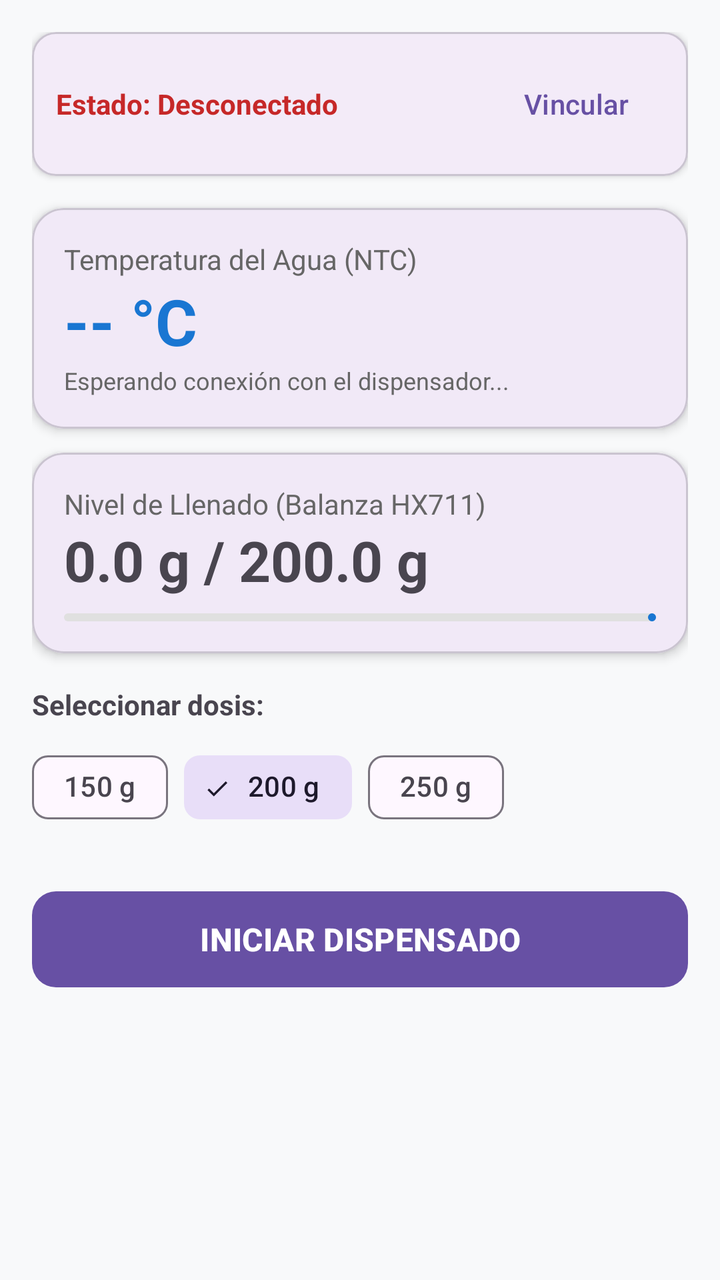
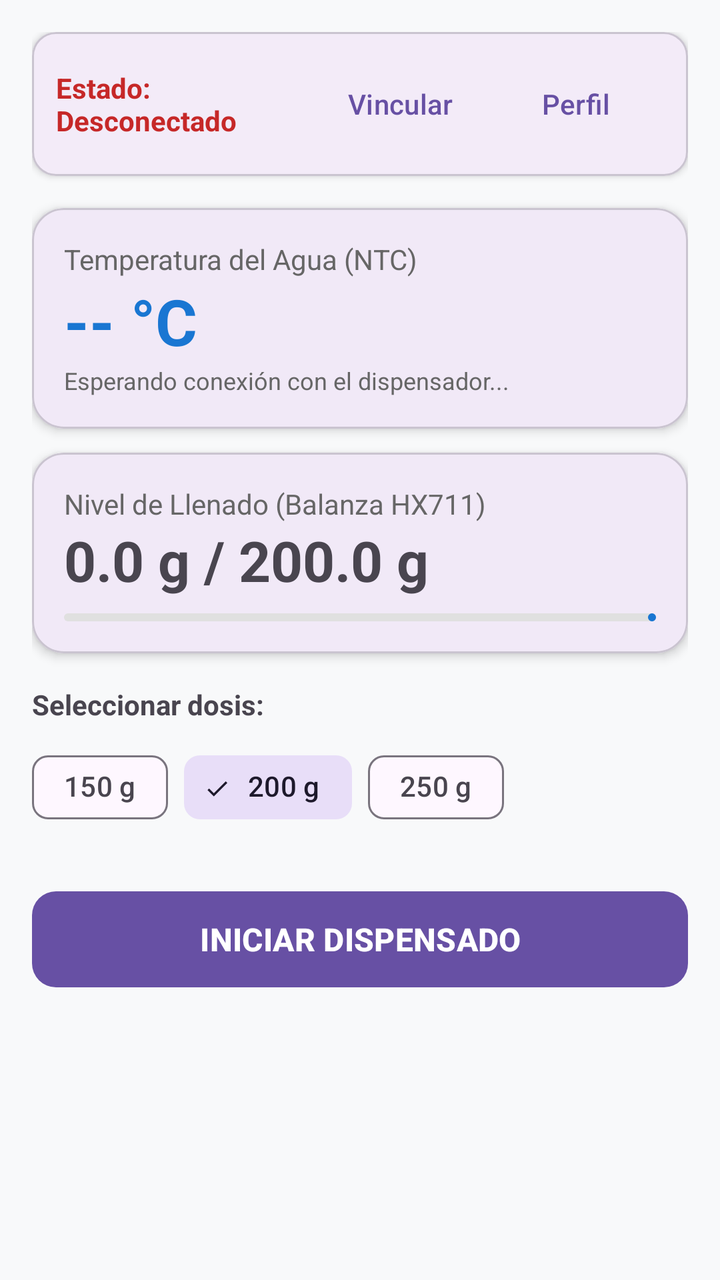

Screens rendered from an Android XML layout before and after an edit, with the pre-edit source and the edit as a unified diff.
<!-- AndroidManifest.xml: application theme Theme.DispensadorAguaIoT -->
<!-- res/layout/activity_main.xml -->
<?xml version="1.0" encoding="utf-8"?>
<LinearLayout xmlns:android="http://schemas.android.com/apk/res/android"
    xmlns:app="http://schemas.android.com/apk/res-auto"
    android:layout_width="match_parent"
    android:layout_height="match_parent"
    android:orientation="vertical"
    android:padding="16dp"
    android:background="#F8F9FA">

    
    <com.google.android.material.card.MaterialCardView
        android:layout_width="match_parent"
        android:layout_height="wrap_content"
        app:cardCornerRadius="12dp"
        app:cardElevation="2dp"
        android:layout_marginBottom="16dp">

        <LinearLayout
            android:layout_width="match_parent"
            android:layout_height="wrap_content"
            android:orientation="horizontal"
            android:padding="12dp"
            android:gravity="center_vertical">

            <TextView
                android:id="@+id/tvEstadoConexion"
                android:layout_width="0dp"
                android:layout_height="wrap_content"
                android:layout_weight="1"
                android:text="Estado: Desconectado"
                android:textColor="#C62828"
                android:textStyle="bold" />

            <Button
                android:id="@+id/btnReconectar"
                style="@style/Widget.Material3.Button.TextButton"
                android:layout_width="wrap_content"
                android:layout_height="wrap_content"
                android:text="Vincular" />
        </LinearLayout>
    </com.google.android.material.card.MaterialCardView>

    
    <com.google.android.material.card.MaterialCardView
        android:layout_width="match_parent"
        android:layout_height="wrap_content"
        app:cardCornerRadius="16dp"
        app:cardElevation="3dp"
        android:layout_marginBottom="12dp">

        <LinearLayout
            android:layout_width="match_parent"
            android:layout_height="wrap_content"
            android:orientation="vertical"
            android:padding="16dp">

            <TextView
                android:layout_width="wrap_content"
                android:layout_height="wrap_content"
                android:text="Temperatura del Agua (NTC)"
                android:textSize="14sp"
                android:textColor="#666666" />

            <TextView
                android:id="@+id/tvTemperatura"
                android:layout_width="wrap_content"
                android:layout_height="wrap_content"
                android:text="-- °C"
                android:textSize="32sp"
                android:textStyle="bold"
                android:textColor="#1976D2" />

            <TextView
                android:id="@+id/tvEstadoTemp"
                android:layout_width="wrap_content"
                android:layout_height="wrap_content"
                android:text="Esperando conexión con el dispensador..."
                android:textColor="#666666"
                android:textSize="12sp" />
        </LinearLayout>
    </com.google.android.material.card.MaterialCardView>

    
    <com.google.android.material.card.MaterialCardView
        android:layout_width="match_parent"
        android:layout_height="wrap_content"
        app:cardCornerRadius="16dp"
        app:cardElevation="3dp"
        android:layout_marginBottom="16dp">

        <LinearLayout
            android:layout_width="match_parent"
            android:layout_height="wrap_content"
            android:orientation="vertical"
            android:padding="16dp">

            <TextView
                android:layout_width="wrap_content"
                android:layout_height="wrap_content"
                android:text="Nivel de Llenado (Balanza HX711)"
                android:textSize="14sp"
                android:textColor="#666666" />

            <TextView
                android:id="@+id/tvPeso"
                android:layout_width="wrap_content"
                android:layout_height="wrap_content"
                android:text="0.0 g / 200.0 g"
                android:textSize="28sp"
                android:textStyle="bold" />

            <com.google.android.material.progressindicator.LinearProgressIndicator
                android:id="@+id/progresoPeso"
                android:layout_width="match_parent"
                android:layout_height="wrap_content"
                android:layout_marginTop="8dp"
                android:max="200"
                android:progress="0"
                app:indicatorColor="#1976D2"
                app:trackColor="#E0E0E0" />
        </LinearLayout>
    </com.google.android.material.card.MaterialCardView>

    
    <TextView
        android:layout_width="wrap_content"
        android:layout_height="wrap_content"
        android:text="Seleccionar dosis:"
        android:textStyle="bold"
        android:layout_marginBottom="8dp" />

    <com.google.android.material.chip.ChipGroup
        android:id="@+id/chipGroupDosis"
        android:layout_width="match_parent"
        android:layout_height="wrap_content"
        app:singleSelection="true"
        android:layout_marginBottom="24dp">

        <com.google.android.material.chip.Chip
            android:id="@+id/chip150"
            style="@style/Widget.Material3.Chip.Filter"
            android:layout_width="wrap_content"
            android:layout_height="wrap_content"
            android:text="150 g" />

        <com.google.android.material.chip.Chip
            android:id="@+id/chip200"
            style="@style/Widget.Material3.Chip.Filter"
            android:layout_width="wrap_content"
            android:layout_height="wrap_content"
            android:checked="true"
            android:text="200 g" />

        <com.google.android.material.chip.Chip
            android:id="@+id/chip250"
            style="@style/Widget.Material3.Chip.Filter"
            android:layout_width="wrap_content"
            android:layout_height="wrap_content"
            android:text="250 g" />
    </com.google.android.material.chip.ChipGroup>

    
    <Button
        android:id="@+id/btnDispensar"
        android:layout_width="match_parent"
        android:layout_height="56dp"
        android:text="INICIAR DISPENSADO"
        android:textSize="16sp"
        android:textStyle="bold"
        app:cornerRadius="12dp" />

</LinearLayout>
<!-- resources referenced by this layout -->
<resources>
  <style name="Theme.DispensadorAguaIoT" parent="Base.Theme.DispensadorAguaIoT" />
  <style name="Base.Theme.DispensadorAguaIoT" parent="Theme.Material3.DayNight.NoActionBar">
          
          
      </style>
</resources>

<!-- the commit's change to res/layout/activity_main.xml (unified diff, before → after) -->
@@ -37,6 +37,13 @@
                 android:layout_width="wrap_content"
                 android:layout_height="wrap_content"
                 android:text="Vincular" />
+
+            <Button
+                android:id="@+id/btnPerfil"
+                style="@style/Widget.Material3.Button.TextButton"
+                android:layout_width="wrap_content"
+                android:layout_height="wrap_content"
+                android:text="Perfil" />
         </LinearLayout>
     </com.google.android.material.card.MaterialCardView>
 
